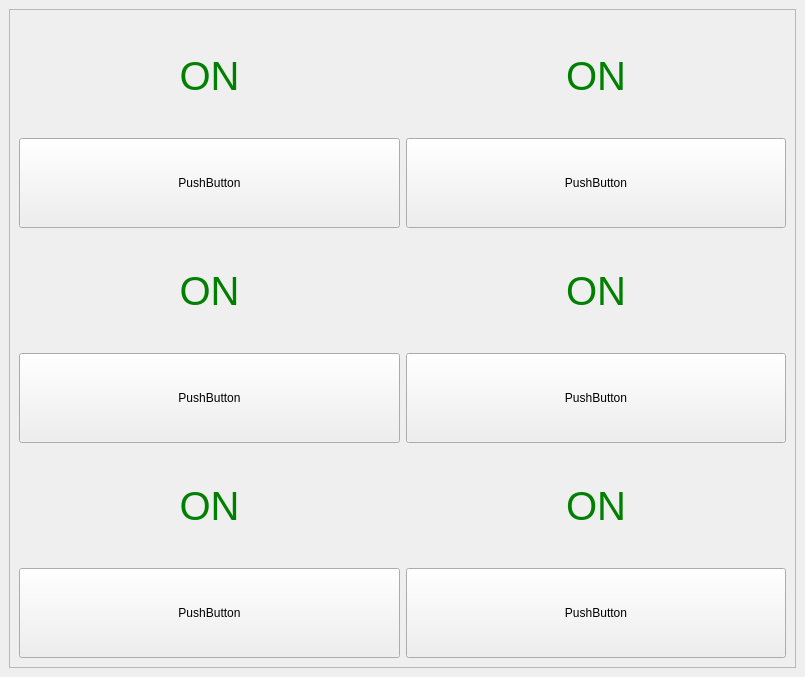
Above: mainwindow.ui from MrRocklion/interfaz_motor before the change. Below: the same form after it.
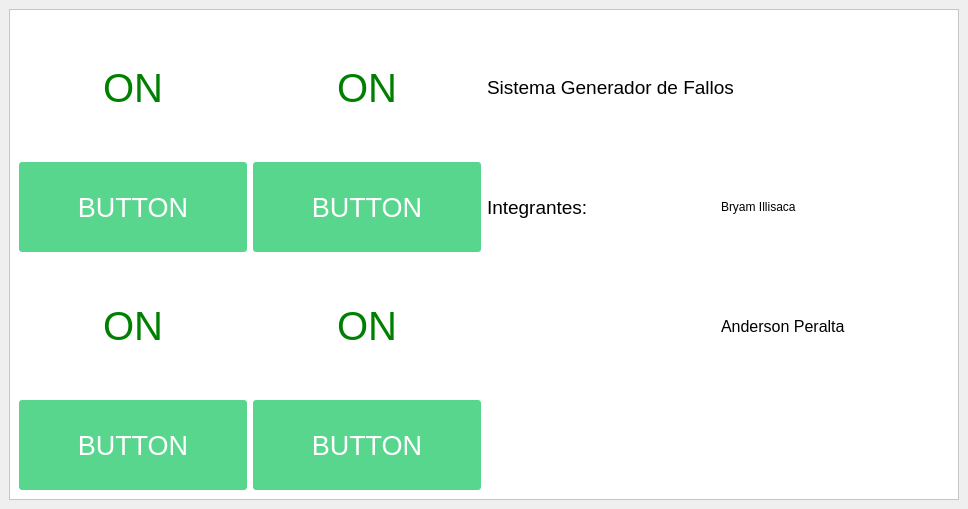
That is the form after the change.

Commit message: se debe mejorar esta chingadera

Patch:
```diff
--- a/mainwindow.ui
+++ b/mainwindow.ui
@@ -6,8 +6,8 @@
    <rect>
     <x>0</x>
     <y>0</y>
-    <width>805</width>
-    <height>677</height>
+    <width>968</width>
+    <height>509</height>
    </rect>
   </property>
   <property name="windowTitle">
@@ -17,6 +17,9 @@
    <layout class="QVBoxLayout" name="verticalLayout">
     <item>
      <widget class="QFrame" name="frame">
+      <property name="styleSheet">
+       <string notr="true">background-color: rgb(255, 255, 255);</string>
+      </property>
       <property name="frameShape">
        <enum>QFrame::StyledPanel</enum>
       </property>
@@ -26,68 +29,6 @@
       <layout class="QVBoxLayout" name="verticalLayout_2">
        <item>
         <layout class="QGridLayout" name="gridLayout">
-         <item row="0" column="0">
-          <widget class="QLabel" name="lab1">
-           <property name="font">
-            <font>
-             <pointsize>30</pointsize>
-            </font>
-           </property>
-           <property name="styleSheet">
-            <string notr="true">color: green;</string>
-           </property>
-           <property name="text">
-            <string>ON</string>
-           </property>
-           <property name="alignment">
-            <set>Qt::AlignCenter</set>
-           </property>
-          </widget>
-         </item>
-         <item row="3" column="0">
-          <widget class="QPushButton" name="btn3">
-           <property name="minimumSize">
-            <size>
-             <width>0</width>
-             <height>90</height>
-            </size>
-           </property>
-           <property name="text">
-            <string>PushButton</string>
-           </property>
-          </widget>
-         </item>
-         <item row="2" column="0">
-          <widget class="QLabel" name="lab3">
-           <property name="font">
-            <font>
-             <pointsize>30</pointsize>
-            </font>
-           </property>
-           <property name="styleSheet">
-            <string notr="true">color: green;</string>
-           </property>
-           <property name="text">
-            <string>ON</string>
-           </property>
-           <property name="alignment">
-            <set>Qt::AlignCenter</set>
-           </property>
-          </widget>
-         </item>
-         <item row="5" column="0">
-          <widget class="QPushButton" name="btn5">
-           <property name="minimumSize">
-            <size>
-             <width>0</width>
-             <height>90</height>
-            </size>
-           </property>
-           <property name="text">
-            <string>PushButton</string>
-           </property>
-          </widget>
-         </item>
          <item row="1" column="0">
           <widget class="QPushButton" name="btn1">
            <property name="minimumSize">
@@ -96,26 +37,36 @@
              <height>90</height>
             </size>
            </property>
-           <property name="text">
-            <string>PushButton</string>
-           </property>
-          </widget>
-         </item>
-         <item row="4" column="0">
-          <widget class="QLabel" name="lab5">
            <property name="font">
             <font>
-             <pointsize>30</pointsize>
+             <pointsize>20</pointsize>
             </font>
            </property>
            <property name="styleSheet">
-            <string notr="true">color: green;</string>
+            <string notr="true">QPushButton{
+background-color: rgb(88, 214, 141 );
+border-radius:3px;
+color:white
+}
+
+
+QPushButton:hover{
+border-radius:0px;
+background-color: rgb(130, 224, 170);
+border-radius:3px;
+color:white
+}
+
+QPushButton:pressed{
+	border-radius:0px;
+background-color: rgb(88, 214, 141 );
+border-radius:3px;
+color:white
+}
+</string>
            </property>
            <property name="text">
-            <string>ON</string>
-           </property>
-           <property name="alignment">
-            <set>Qt::AlignCenter</set>
+            <string>BUTTON</string>
            </property>
           </widget>
          </item>
@@ -145,13 +96,100 @@
              <height>90</height>
             </size>
            </property>
+           <property name="font">
+            <font>
+             <pointsize>20</pointsize>
+            </font>
+           </property>
+           <property name="styleSheet">
+            <string notr="true">QPushButton{
+background-color: rgb(88, 214, 141 );
+border-radius:3px;
+color:white
+}
+
+
+QPushButton:hover{
+border-radius:0px;
+background-color: rgb(130, 224, 170);
+border-radius:3px;
+color:white
+}
+
+QPushButton:pressed{
+	border-radius:0px;
+background-color: rgb(88, 214, 141 );
+border-radius:3px;
+color:white
+}
+</string>
+           </property>
            <property name="text">
-            <string>PushButton</string>
+            <string>BUTTON</string>
            </property>
           </widget>
          </item>
-         <item row="2" column="1">
-          <widget class="QLabel" name="lab4">
+         <item row="3" column="0">
+          <widget class="QPushButton" name="btn3">
+           <property name="minimumSize">
+            <size>
+             <width>0</width>
+             <height>90</height>
+            </size>
+           </property>
+           <property name="font">
+            <font>
+             <pointsize>20</pointsize>
+            </font>
+           </property>
+           <property name="styleSheet">
+            <string notr="true">QPushButton{
+background-color: rgb(88, 214, 141 );
+border-radius:3px;
+color:white
+}
+
+
+QPushButton:hover{
+border-radius:0px;
+background-color: rgb(130, 224, 170);
+border-radius:3px;
+color:white
+}
+
+QPushButton:pressed{
+	border-radius:0px;
+background-color: rgb(88, 214, 141 );
+border-radius:3px;
+color:white
+}
+</string>
+           </property>
+           <property name="text">
+            <string>BUTTON</string>
+           </property>
+          </widget>
+         </item>
+         <item row="0" column="0">
+          <widget class="QLabel" name="lab1">
+           <property name="font">
+            <font>
+             <pointsize>30</pointsize>
+            </font>
+           </property>
+           <property name="styleSheet">
+            <string notr="true">color: green;</string>
+           </property>
+           <property name="text">
+            <string>ON</string>
+           </property>
+           <property name="alignment">
+            <set>Qt::AlignCenter</set>
+           </property>
+          </widget>
+         </item>
+         <item row="2" column="0">
+          <widget class="QLabel" name="lab3">
            <property name="font">
             <font>
              <pointsize>30</pointsize>
@@ -169,33 +207,50 @@
           </widget>
          </item>
          <item row="3" column="1">
-          <widget class="QPushButton" name="btn4">
+          <widget class="QPushButton" name="btn5">
            <property name="minimumSize">
             <size>
              <width>0</width>
              <height>90</height>
             </size>
            </property>
-           <property name="text">
-            <string>PushButton</string>
+           <property name="font">
+            <font>
+             <pointsize>20</pointsize>
+             <weight>50</weight>
+             <bold>false</bold>
+            </font>
            </property>
-          </widget>
-         </item>
-         <item row="5" column="1">
-          <widget class="QPushButton" name="btn6">
-           <property name="minimumSize">
-            <size>
-             <width>0</width>
-             <height>90</height>
-            </size>
+           <property name="styleSheet">
+            <string notr="true">QPushButton{
+background-color: rgb(88, 214, 141 );
+border-radius:3px;
+color:white
+}
+
+
+QPushButton:hover{
+border-radius:0px;
+background-color: rgb(130, 224, 170);
+border-radius:3px;
+color:white
+}
+
+QPushButton:pressed{
+	border-radius:0px;
+background-color: rgb(88, 214, 141 );
+border-radius:3px;
+color:white
+}
+</string>
            </property>
            <property name="text">
-            <string>PushButton</string>
+            <string>BUTTON</string>
            </property>
           </widget>
          </item>
-         <item row="4" column="1">
-          <widget class="QLabel" name="lab6">
+         <item row="2" column="1">
+          <widget class="QLabel" name="lab5">
            <property name="font">
             <font>
              <pointsize>30</pointsize>
@@ -212,6 +267,51 @@
            </property>
           </widget>
          </item>
+         <item row="1" column="2">
+          <widget class="QLabel" name="label_3">
+           <property name="font">
+            <font>
+             <pointsize>14</pointsize>
+            </font>
+           </property>
+           <property name="text">
+            <string>Integrantes:</string>
+           </property>
+          </widget>
+         </item>
+         <item row="2" column="3">
+          <widget class="QLabel" name="label_2">
+           <property name="font">
+            <font>
+             <pointsize>12</pointsize>
+             <weight>50</weight>
+             <bold>false</bold>
+            </font>
+           </property>
+           <property name="text">
+            <string>Anderson Peralta</string>
+           </property>
+          </widget>
+         </item>
+         <item row="1" column="3">
+          <widget class="QLabel" name="label_4">
+           <property name="text">
+            <string>Bryam Illisaca</string>
+           </property>
+          </widget>
+         </item>
+         <item row="0" column="2" colspan="2">
+          <widget class="QLabel" name="label">
+           <property name="font">
+            <font>
+             <pointsize>14</pointsize>
+            </font>
+           </property>
+           <property name="text">
+            <string>Sistema Generador de Fallos</string>
+           </property>
+          </widget>
+         </item>
         </layout>
        </item>
       </layout>
```
